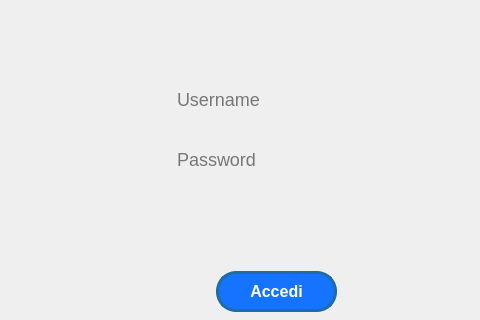
giovannic96/Real-time-collaborative-text-editor, file ClientModule/startwindow.ui: the form before one commit; both pictures show x 620 to 1100 and y 219 to 539 of the 1100 by 641 pixel window.
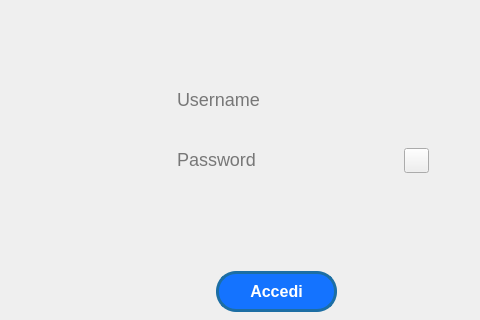
The form after the commit. Icons and pictures are not drawn.

```diff
--- a/ClientModule/startwindow.ui
+++ b/ClientModule/startwindow.ui
@@ -197,6 +197,39 @@
        <string>Status</string>
       </property>
      </widget>
+     <widget class="QPushButton" name="eyeButton">
+      <property name="geometry">
+       <rect>
+        <x>1024</x>
+        <y>367</y>
+        <width>25</width>
+        <height>25</height>
+       </rect>
+      </property>
+      <property name="minimumSize">
+       <size>
+        <width>25</width>
+        <height>25</height>
+       </size>
+      </property>
+      <property name="maximumSize">
+       <size>
+        <width>25</width>
+        <height>25</height>
+       </size>
+      </property>
+      <property name="styleSheet">
+       <string notr="true">#eyeButton{
+	border-image: url(:image/showPassword.png);
+}</string>
+      </property>
+      <property name="text">
+       <string/>
+      </property>
+      <property name="checkable">
+       <bool>true</bool>
+      </property>
+     </widget>
     </widget>
     <widget class="QWidget" name="regPage">
      <property name="styleSheet">
```
